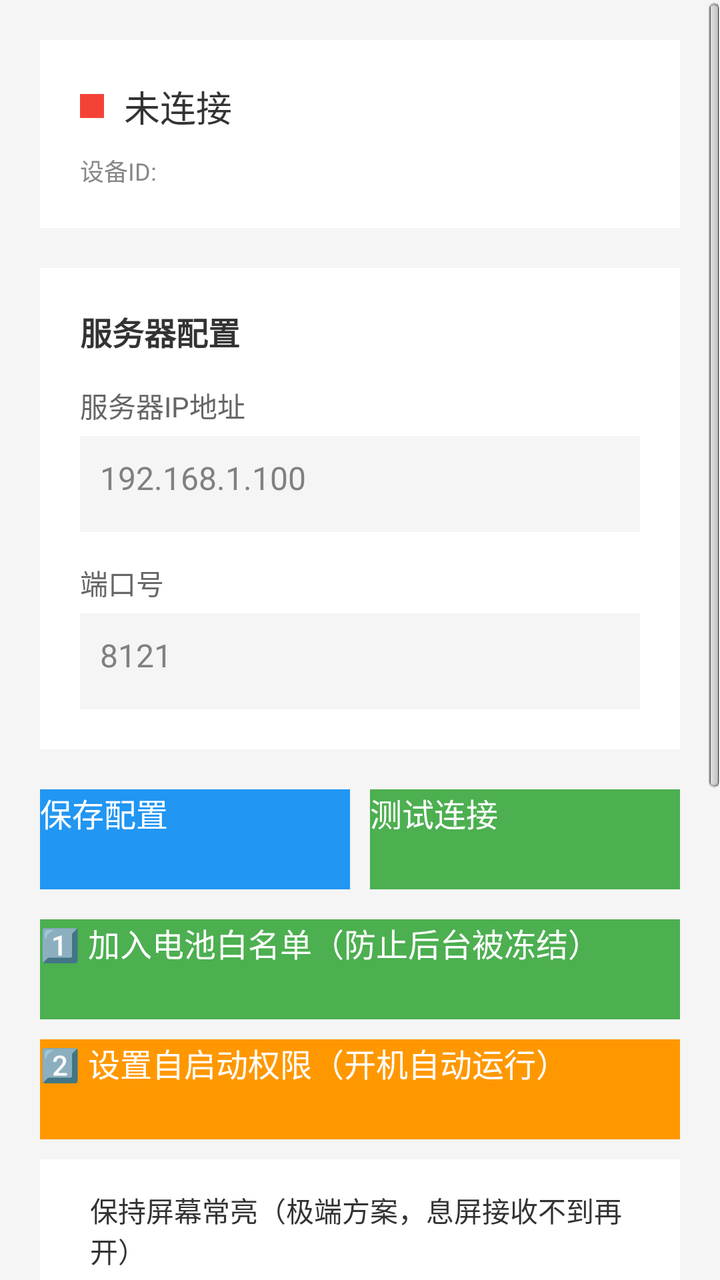
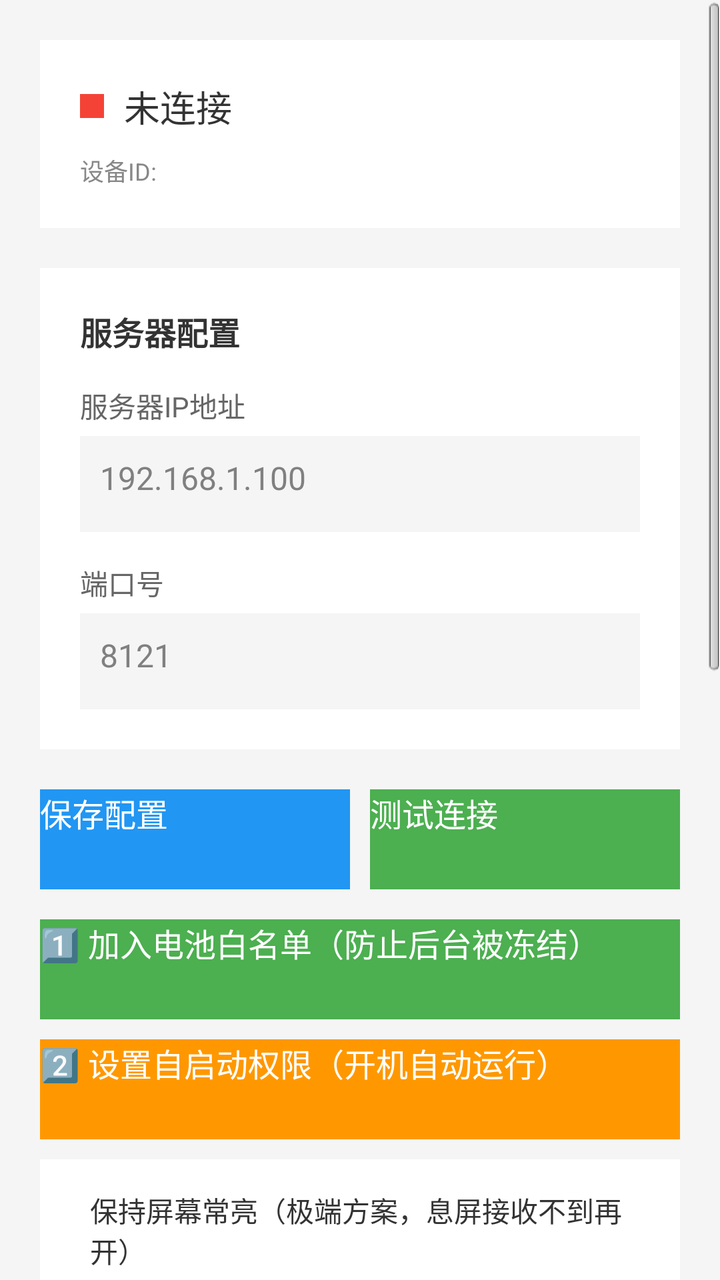

The first picture is an Android layout as it rendered before a commit; the second is the same layout after the commit. The layout source and the unified diff follow.
<!-- AndroidManifest.xml: application theme AppTheme -->
<!-- res/layout/activity_main.xml -->
<?xml version="1.0" encoding="utf-8"?>
<ScrollView xmlns:android="http://schemas.android.com/apk/res/android"
    android:layout_width="match_parent"
    android:layout_height="match_parent"
    android:background="#F5F5F5">

    <LinearLayout
        android:layout_width="match_parent"
        android:layout_height="wrap_content"
        android:orientation="vertical"
        android:padding="20dp">

        <LinearLayout
            android:layout_width="match_parent"
            android:layout_height="wrap_content"
            android:orientation="vertical"
            android:background="#FFFFFF"
            android:padding="20dp"
            android:layout_marginBottom="20dp">

            <LinearLayout
                android:layout_width="match_parent"
                android:layout_height="wrap_content"
                android:orientation="horizontal"
                android:gravity="center_vertical">

                <View
                    android:id="@+id/statusIndicator"
                    android:layout_width="12dp"
                    android:layout_height="12dp"
                    android:background="#F44336" />

                <TextView
                    android:id="@+id/tvStatus"
                    android:layout_width="wrap_content"
                    android:layout_height="wrap_content"
                    android:layout_marginStart="10dp"
                    android:text="未连接"
                    android:textSize="18sp"
                    android:textColor="#333333" />
            </LinearLayout>

            <TextView
                android:id="@+id/tvDeviceId"
                android:layout_width="wrap_content"
                android:layout_height="wrap_content"
                android:layout_marginTop="10dp"
                android:text="设备ID: "
                android:textSize="12sp"
                android:textColor="#888888" />
        </LinearLayout>

        <LinearLayout
            android:layout_width="match_parent"
            android:layout_height="wrap_content"
            android:orientation="vertical"
            android:background="#FFFFFF"
            android:padding="20dp"
            android:layout_marginBottom="20dp">

            <TextView
                android:layout_width="wrap_content"
                android:layout_height="wrap_content"
                android:text="服务器配置"
                android:textSize="16sp"
                android:textColor="#333333"
                android:textStyle="bold"
                android:layout_marginBottom="15dp" />

            <TextView
                android:layout_width="wrap_content"
                android:layout_height="wrap_content"
                android:text="服务器IP地址"
                android:textSize="14sp"
                android:textColor="#666666"
                android:layout_marginBottom="5dp" />

            <EditText
                android:id="@+id/etServerIp"
                android:layout_width="match_parent"
                android:layout_height="48dp"
                android:background="#f5f5f5"
                android:padding="10dp"
                android:inputType="text"
                android:maxLines="1"
                android:hint="192.168.1.100" />

            <TextView
                android:layout_width="wrap_content"
                android:layout_height="wrap_content"
                android:text="端口号"
                android:textSize="14sp"
                android:textColor="#666666"
                android:layout_marginTop="15dp"
                android:layout_marginBottom="5dp" />

            <EditText
                android:id="@+id/etPort"
                android:layout_width="match_parent"
                android:layout_height="48dp"
                android:background="#f5f5f5"
                android:padding="10dp"
                android:inputType="number"
                android:maxLines="1"
                android:hint="8121" />
        </LinearLayout>

        <LinearLayout
            android:layout_width="match_parent"
            android:layout_height="wrap_content"
            android:orientation="horizontal">

            <Button
                android:id="@+id/btnSaveConfig"
                android:layout_width="0dp"
                android:layout_height="50dp"
                android:layout_weight="1"
                android:text="保存配置"
                android:textColor="#ffffff"
                android:background="#2196F3"
                android:layout_marginEnd="10dp" />

            <Button
                android:id="@+id/btnTestConnection"
                android:layout_width="0dp"
                android:layout_height="50dp"
                android:layout_weight="1"
                android:text="测试连接"
                android:textColor="#ffffff"
                android:background="#4CAF50" />
        </LinearLayout>

        <Button
            android:id="@+id/btnBatteryOptimization"
            android:layout_width="match_parent"
            android:layout_height="50dp"
            android:layout_marginTop="15dp"
            android:text="1️⃣ 加入电池白名单（防止后台被冻结）"
            android:textColor="#ffffff"
            android:background="#4CAF50" />

        <Button
            android:id="@+id/btnAutoStart"
            android:layout_width="match_parent"
            android:layout_height="50dp"
            android:layout_marginTop="10dp"
            android:text="2️⃣ 设置自启动权限（开机自动运行）"
            android:textColor="#ffffff"
            android:background="#FF9800" />

        <LinearLayout
            android:layout_width="match_parent"
            android:layout_height="wrap_content"
            android:orientation="horizontal"
            android:background="#FFFFFF"
            android:padding="15dp"
            android:layout_marginTop="10dp"
            android:gravity="center_vertical">

            <CheckBox
                android:id="@+id/cbKeepScreenOn"
                android:layout_width="wrap_content"
                android:layout_height="wrap_content" />

            <TextView
                android:layout_width="0dp"
                android:layout_height="wrap_content"
                android:layout_weight="1"
                android:layout_marginStart="10dp"
                android:text="保持屏幕常亮（极端方案，息屏接收不到再开）"
                android:textSize="14sp"
                android:textColor="#333333" />
        </LinearLayout>

        <LinearLayout
            android:layout_width="match_parent"
            android:layout_height="wrap_content"
            android:orientation="vertical"
            android:background="#FFEBEE"
            android:padding="15dp"
            android:layout_marginTop="15dp">

            <TextView
                android:layout_width="match_parent"
                android:layout_height="wrap_content"
                android:text="⚠️ 必须执行的操作（缺一不可！）"
                android:textSize="16sp"
                android:textColor="#D32F2F"
                android:textStyle="bold" />

            <TextView
                android:layout_width="match_parent"
                android:layout_height="wrap_content"
                android:layout_marginTop="10dp"
                android:text="① 点击上面两个按钮完成配置"
                android:textSize="14sp"
                android:textColor="#D32F2F" />

            <TextView
                android:layout_width="match_parent"
                android:layout_height="wrap_content"
                android:layout_marginTop="5dp"
                android:text="② 打开最近任务（多任务键），找到SmsForwarder，长按下拉锁定"
                android:textSize="14sp"
                android:textColor="#D32F2F" />

            <TextView
                android:layout_width="match_parent"
                android:layout_height="wrap_content"
                android:layout_marginTop="5dp"
                android:text="③ 确保通知栏一直显示「📱 短信转发器正在运行」"
                android:textSize="14sp"
                android:textColor="#D32F2F" />

            <TextView
                android:layout_width="match_parent"
                android:layout_height="wrap_content"
                android:layout_marginTop="5dp"
                android:text="④ 息屏前一定不要结束APP，保持在最近任务中！"
                android:textSize="14sp"
                android:textColor="#D32F2F" />

            <TextView
                android:layout_width="match_parent"
                android:layout_height="wrap_content"
                android:layout_marginTop="10dp"
                android:text="✅ 完成以上步骤，即使息屏也能接收短信！"
                android:textSize="14sp"
                android:textColor="#388E3C" />

        </LinearLayout>

        <View
            android:layout_width="match_parent"
            android:layout_height="100dp" />

    </LinearLayout>

</ScrollView>
<!-- resources referenced by this layout -->
<resources>
  <style name="AppTheme" parent="android:Theme.Light.NoTitleBar">
          <item name="android:windowBackground">#f5f5f5</item>
          <item name="android:statusBarColor">#2196F3</item>
      </style>
</resources>

<!-- the commit's change to res/layout/activity_main.xml (unified diff, before → after) -->
@@ -172,6 +172,39 @@
                 android:textColor="#333333" />
         </LinearLayout>
 
+        <Button
+            android:id="@+id/btnFloatWindowPermission"
+            android:layout_width="match_parent"
+            android:layout_height="50dp"
+            android:layout_marginTop="10dp"
+            android:text="3️⃣ 开启悬浮窗权限（Android 15后台保活）"
+            android:textColor="#ffffff"
+            android:background="#9C27B0" />
+
+        <LinearLayout
+            android:layout_width="match_parent"
+            android:layout_height="wrap_content"
+            android:orientation="horizontal"
+            android:background="#FFFFFF"
+            android:padding="15dp"
+            android:layout_marginTop="10dp"
+            android:gravity="center_vertical">
+
+            <CheckBox
+                android:id="@+id/cbFloatWindow"
+                android:layout_width="wrap_content"
+                android:layout_height="wrap_content" />
+
+            <TextView
+                android:layout_width="0dp"
+                android:layout_height="wrap_content"
+                android:layout_weight="1"
+                android:layout_marginStart="10dp"
+                android:text="启用悬浮窗保活（息屏后仍可读取短信的真正方案）"
+                android:textSize="14sp"
+                android:textColor="#333333" />
+        </LinearLayout>
+
         <LinearLayout
             android:layout_width="match_parent"
             android:layout_height="wrap_content"
@@ -192,7 +225,7 @@
                 android:layout_width="match_parent"
                 android:layout_height="wrap_content"
                 android:layout_marginTop="10dp"
-                android:text="① 点击上面两个按钮完成配置"
+                android:text="① 点击上面按钮完成配置、电池白名单、自启动"
                 android:textSize="14sp"
                 android:textColor="#D32F2F" />
 
@@ -200,7 +233,7 @@
                 android:layout_width="match_parent"
                 android:layout_height="wrap_content"
                 android:layout_marginTop="5dp"
-                android:text="② 打开最近任务（多任务键），找到SmsForwarder，长按下拉锁定"
+                android:text="② 点击「开启悬浮窗权限」并打开「悬浮窗保活」开关"
                 android:textSize="14sp"
                 android:textColor="#D32F2F" />
 
@@ -208,7 +241,7 @@
                 android:layout_width="match_parent"
                 android:layout_height="wrap_content"
                 android:layout_marginTop="5dp"
-                android:text="③ 确保通知栏一直显示「📱 短信转发器正在运行」"
+                android:text="③ 打开最近任务（多任务键），找到SmsForwarder，长按下拉锁定"
                 android:textSize="14sp"
                 android:textColor="#D32F2F" />
 
@@ -216,7 +249,7 @@
                 android:layout_width="match_parent"
                 android:layout_height="wrap_content"
                 android:layout_marginTop="5dp"
-                android:text="④ 息屏前一定不要结束APP，保持在最近任务中！"
+                android:text="④ 确保通知栏一直显示「📱 短信转发器正在运行」和悬浮窗图标"
                 android:textSize="14sp"
                 android:textColor="#D32F2F" />
 
@@ -224,7 +257,7 @@
                 android:layout_width="match_parent"
                 android:layout_height="wrap_content"
                 android:layout_marginTop="10dp"
-                android:text="✅ 完成以上步骤，即使息屏也能接收短信！"
+                android:text="✅ 完成以上步骤，Android 15息屏也能接收短信！"
                 android:textSize="14sp"
                 android:textColor="#388E3C" />
 
